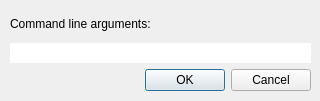
Before: the Qt Designer form src/dialogs/NativeDebugDialog.ui in rizinorg/cutter, drawn with Qt 5.
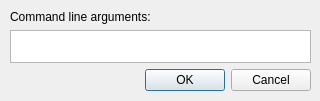
After: the same form once the commit is applied.

Commit message: Switch from 'ood <args>' to dbg.args and use QTextEdit for special char/multiline input

```diff
--- a/src/dialogs/NativeDebugDialog.ui
+++ b/src/dialogs/NativeDebugDialog.ui
@@ -34,22 +34,16 @@
      </widget>
     </item>
     <item>
-     <widget class="QLineEdit" name="argEdit">
+     <widget class="QTextEdit" name="argEdit">
       <property name="maximumSize">
        <size>
         <width>382</width>
         <height>16777215</height>
        </size>
       </property>
-      <property name="inputMask">
-       <string notr="true"/>
-      </property>
       <property name="text">
        <string notr="true"/>
       </property>
-      <property name="frame">
-       <bool>false</bool>
-      </property>
       <property name="placeholderText">
        <string notr="true"/>
       </property>
```
The commit also changes 5 other files.
